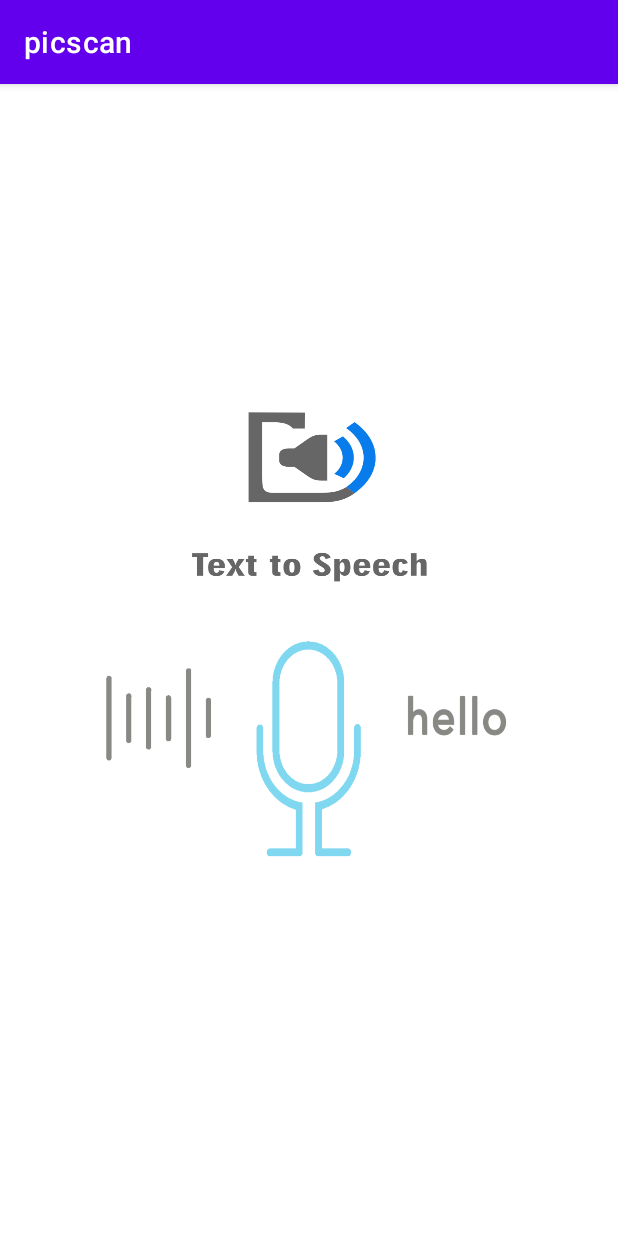
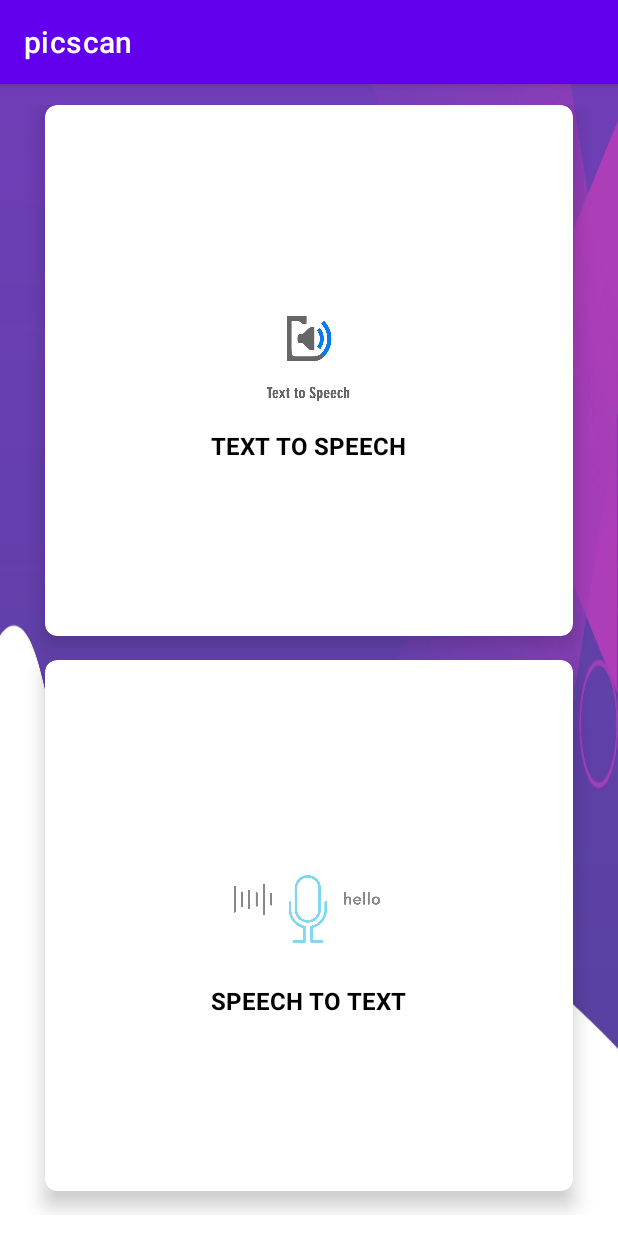
Before and after one commit to methi2554/picscan, an Android app: the screen it shows after launch (MainActivity), on a phone screen of 412 x 824 dp. Run offline under Robolectric (Android 15) with nearby library versions, the phone set to English and light mode, and no system bars; libraries missing offline, so code that uses them is left out: com.google.android.gms, com.theartofdev.edmodo.

Commit message:
update manifest for mainActivity -close #16

```diff
--- a/app/src/main/AndroidManifest.xml
+++ b/app/src/main/AndroidManifest.xml
@@ -1,8 +1,10 @@
 <?xml version="1.0" encoding="utf-8"?>
 <manifest xmlns:android="http://schemas.android.com/apk/res/android"
     package="com.example.picscan">
-    <uses-permission android:name="android.permission.CAMERA"/>
-    <uses-permission android:name="android.permission.WRITE_EXTERNAL_STORAGE"/>
+
+    <uses-permission android:name="android.permission.CAMERA" />
+    <uses-permission android:name="android.permission.WRITE_EXTERNAL_STORAGE" />
+
     <application
         android:allowBackup="true"
         android:icon="@mipmap/ic_launcher"
@@ -10,9 +12,9 @@
         android:roundIcon="@mipmap/ic_launcher_round"
         android:supportsRtl="true"
         android:theme="@style/Theme.Picscan">
-        <activity android:name=".TextToSpeechActivity"
-            android:parentActivityName=".MainActivity">
-        </activity>
+        <activity
+            android:name=".TextToSpeechActivity"
+            android:parentActivityName=".MainActivity"></activity>
         <activity android:name=".MainActivity">
             <intent-filter>
                 <action android:name="android.intent.action.MAIN" />
@@ -20,8 +22,9 @@
                 <category android:name="android.intent.category.LAUNCHER" />
             </intent-filter>
         </activity>
-        <activity android:name="com.theartofdev.edmodo.cropper.CropImageActivity"
-            android:theme="@style/Base.Theme.AppCompat"/> <!-- optional (needed if default theme has no action bar) -->
+        <activity
+            android:name="com.theartofdev.edmodo.cropper.CropImageActivity"
+            android:theme="@style/Base.Theme.AppCompat" />
     </application>
 
 </manifest>
--- a/app/src/main/res/layout/activity_main.xml
+++ b/app/src/main/res/layout/activity_main.xml
@@ -4,38 +4,121 @@
     xmlns:tools="http://schemas.android.com/tools"
     android:layout_width="match_parent"
     android:layout_height="match_parent"
+    android:orientation="vertical"
     tools:context=".MainActivity">
 
-    <ImageButton
-        android:id="@+id/tts"
+    <LinearLayout
+
         android:layout_width="0dp"
-        android:layout_height="0dp"
-        android:layout_marginStart="64dp"
-
-        android:layout_marginLeft="64dp"
-        android:layout_marginTop="196dp"
-        android:layout_marginEnd="64dp"
-        android:layout_marginRight="64dp"
-        android:layout_marginBottom="27dp"
-        android:background="@drawable/texttospeech"
-        app:layout_constraintBottom_toTopOf="@+id/stt"
+        android:layout_height="wrap_content"
+        android:background="@drawable/faltlinepurple"
+        android:orientation="vertical"
         app:layout_constraintEnd_toEndOf="parent"
         app:layout_constraintStart_toStartOf="parent"
-        app:layout_constraintTop_toTopOf="parent" />
+        app:layout_constraintTop_toTopOf="parent">
 
-    <ImageButton
-        android:id="@+id/stt"
-        android:layout_width="0dp"
-        android:layout_height="0dp"
-        android:layout_marginStart="69dp"
-        android:layout_marginLeft="69dp"
-        android:layout_marginEnd="69dp"
-        android:layout_marginRight="69dp"
-        android:layout_marginBottom="251dp"
-        android:background="@drawable/stt2"
-        app:layout_constraintBottom_toBottomOf="parent"
-        app:layout_constraintEnd_toEndOf="parent"
-        app:layout_constraintStart_toStartOf="parent"
-        app:layout_constraintTop_toBottomOf="@+id/tts" />
+        <GridLayout
+            android:layout_width="match_parent"
+            android:layout_height="match_parent"
+            android:alignmentMode="alignMargins"
+            android:columnCount="1"
+            android:columnOrderPreserved="false"
+            android:padding="14dp"
+            android:rowCount="2"
+            android:minHeight="800dp">
 
+            <androidx.cardview.widget.CardView
+
+                android:layout_width="100dp"
+                android:layout_height="0dp"
+                android:layout_rowWeight="1"
+                android:layout_columnWeight="1"
+                android:layout_marginLeft="16dp"
+                android:layout_marginRight="16dp"
+                android:layout_marginBottom="16dp"
+                app:cardCornerRadius="8dp"
+                app:cardElevation="8dp">
+
+                <LinearLayout
+
+                    android:layout_width="wrap_content"
+                    android:layout_height="wrap_content"
+                    android:layout_gravity="center_horizontal|center_vertical"
+                    android:layout_margin="16dp"
+                    android:orientation="vertical">
+
+                    <ImageView
+                        android:id="@+id/tts"
+                        android:layout_width="100dp"
+                        android:layout_height="100dp"
+                        android:layout_gravity="center_horizontal"
+                        android:src="@drawable/texttospeech"/>
+
+                    <TextView
+                        android:layout_width="wrap_content"
+                        android:layout_height="wrap_content"
+                        android:text="TEXT TO SPEECH"
+                        android:textStyle="bold"
+                        android:textSize="16dp"
+                        android:textColor="@color/black"
+                        android:layout_gravity="center"
+                        android:textAlignment="center"/>
+
+
+
+
+                </LinearLayout>
+
+
+            </androidx.cardview.widget.CardView>
+
+            <androidx.cardview.widget.CardView
+
+                android:layout_width="0dp"
+                android:layout_height="0dp"
+                android:layout_rowWeight="1"
+                android:layout_columnWeight="1"
+                android:layout_marginLeft="16dp"
+                android:layout_marginRight="16dp"
+                android:layout_marginBottom="16dp"
+                app:cardCornerRadius="8dp"
+                app:cardElevation="8dp">
+
+                <LinearLayout
+
+                    android:layout_width="wrap_content"
+                    android:layout_height="wrap_content"
+                    android:layout_gravity="center_horizontal|center_vertical"
+                    android:layout_margin="16dp"
+                    android:orientation="vertical">
+
+                    <ImageView
+                        android:id="@+id/stt"
+                        android:layout_width="100dp"
+                        android:layout_height="100dp"
+                        android:layout_gravity="center_horizontal"
+                        android:src="@drawable/stt2"/>
+
+                    <TextView
+                        android:layout_width="wrap_content"
+                        android:layout_height="wrap_content"
+                        android:text="SPEECH TO TEXT"
+                        android:textStyle="bold"
+                        android:textSize="16dp"
+                        android:textColor="@color/black"
+                        android:layout_gravity="center"
+                        android:textAlignment="center"/>
+
+
+
+
+                </LinearLayout>
+
+
+            </androidx.cardview.widget.CardView>
+
+
+        </GridLayout>
+
+    </LinearLayout>
 </androidx.constraintlayout.widget.ConstraintLayout>
```
